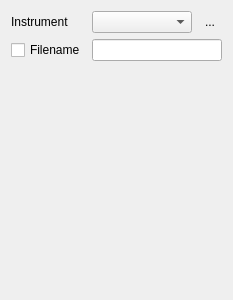
This is ui/ReadInstrument.ui in MonroeQuantumNetworks/IonControl as Qt 5 draws it before an edit. The edited form follows.
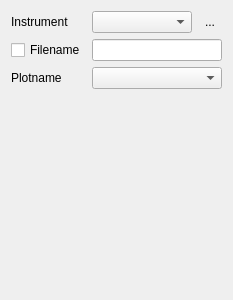
This is the edited form. Icons and pictures are not drawn.

Commit message: instrument reader updates not functional

What changed in the file:
```diff
--- a/ui/ReadInstrument.ui
+++ b/ui/ReadInstrument.ui
@@ -68,7 +68,7 @@
      </property>
     </widget>
    </item>
-   <item row="2" column="0" colspan="2">
+   <item row="3" column="0" colspan="2">
     <spacer name="verticalSpacer">
      <property name="orientation">
       <enum>Qt::Vertical</enum>
@@ -81,6 +81,16 @@
      </property>
     </spacer>
    </item>
+   <item row="2" column="1" colspan="2">
+    <widget class="QComboBox" name="plotNameComboBox"/>
+   </item>
+   <item row="2" column="0">
+    <widget class="QLabel" name="label">
+     <property name="text">
+      <string>Plotname</string>
+     </property>
+    </widget>
+   </item>
   </layout>
  </widget>
  <resources>
```
The commit also changes 3 other files.
